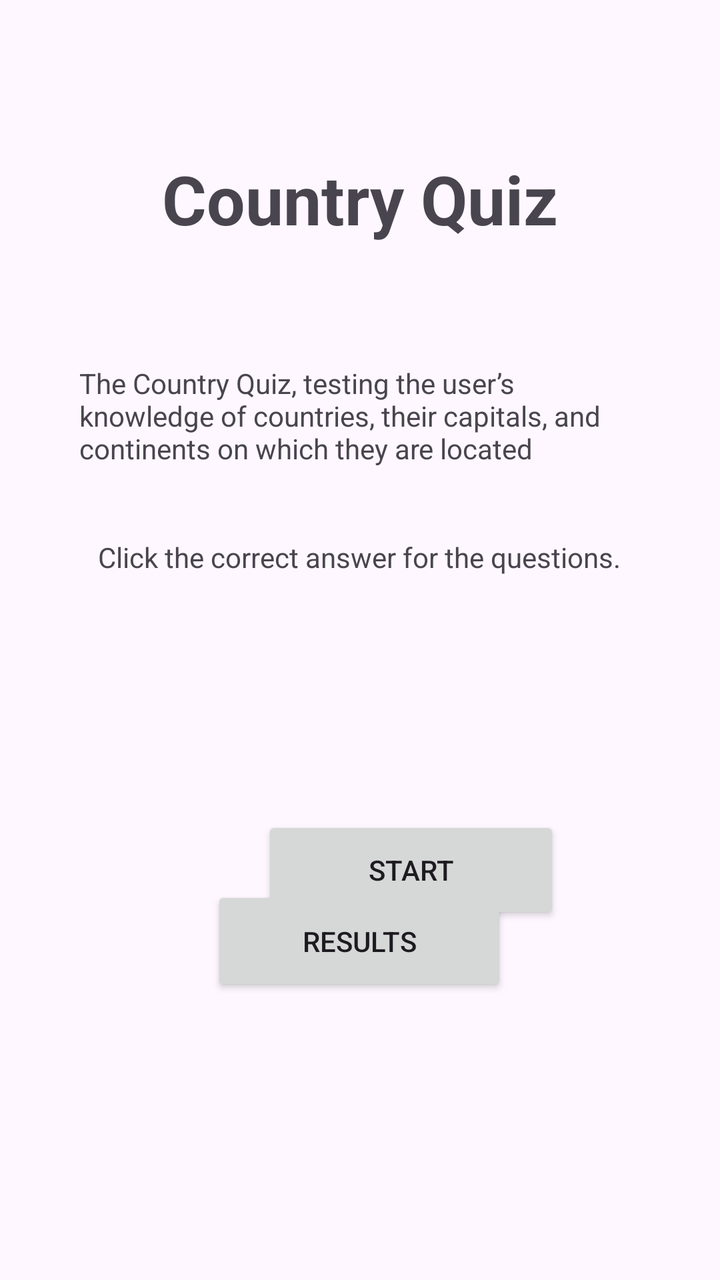
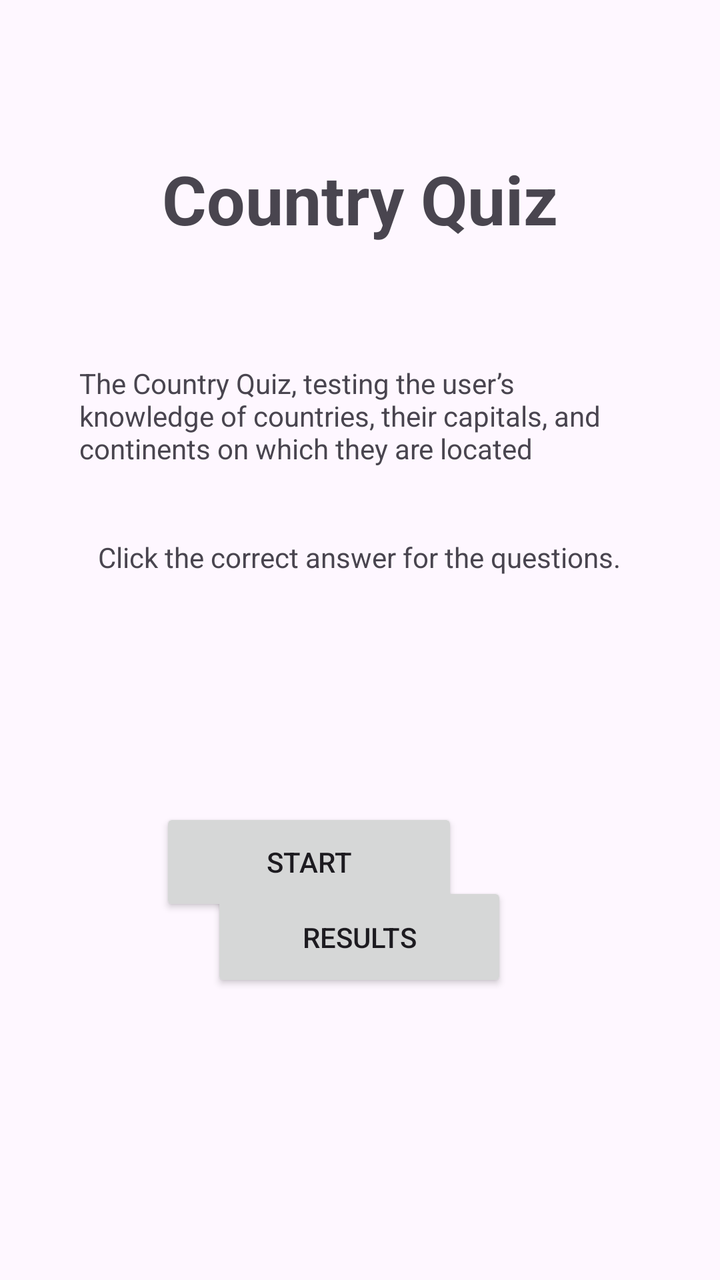

An Android layout rendered at two revisions. The XML below is the earlier revision; the diff shows what the commit changed to produce the second picture.
<!-- AndroidManifest.xml: application theme Theme.CountryQuiz -->
<!-- res/layout/activity_main.xml -->
<?xml version="1.0" encoding="utf-8"?>
<androidx.constraintlayout.widget.ConstraintLayout xmlns:android="http://schemas.android.com/apk/res/android"
    xmlns:app="http://schemas.android.com/apk/res-auto"
    xmlns:tools="http://schemas.android.com/tools"
    android:id="@+id/main"
    android:layout_width="match_parent"
    android:layout_height="match_parent"
    tools:context=".MainActivity">

    <TextView
        android:id="@+id/textView3"
        android:layout_width="wrap_content"
        android:layout_height="wrap_content"
        android:layout_marginStart="8dp"
        android:layout_marginEnd="8dp"
        android:text="Country Quiz"
        android:textSize="34sp"
        android:textStyle="bold"
        app:layout_constraintBottom_toBottomOf="parent"
        app:layout_constraintEnd_toEndOf="parent"
        app:layout_constraintStart_toStartOf="parent"
        app:layout_constraintTop_toTopOf="parent"
        app:layout_constraintVertical_bias="0.129" />

    <TextView
        android:id="@+id/textView"
        android:layout_width="280dp"
        android:layout_height="58dp"
        android:layout_marginTop="60dp"
        android:layout_marginBottom="30dp"
        android:text="The Country Quiz, testing the user’s knowledge of countries, their capitals, and continents on which they are located"
        android:textAlignment="center"
        app:layout_constraintBottom_toTopOf="@+id/textView2"
        app:layout_constraintEnd_toEndOf="parent"
        app:layout_constraintHorizontal_bias="0.496"
        app:layout_constraintStart_toStartOf="parent"
        app:layout_constraintTop_toBottomOf="@+id/textView3" />

    <Button
        android:id="@+id/button"
        android:layout_width="149dp"
        android:layout_height="54dp"
        android:layout_marginStart="131dp"
        android:layout_marginTop="120dp"
        android:layout_marginEnd="131dp"
        android:text="Start"
        app:layout_constraintEnd_toEndOf="parent"
        app:layout_constraintHorizontal_bias="0.0"
        app:layout_constraintStart_toStartOf="parent"
        app:layout_constraintTop_toBottomOf="@+id/textView2" />

    <Button
        android:id="@+id/button2"
        android:layout_width="148dp"
        android:layout_height="55dp"
        android:layout_marginStart="131dp"
        android:layout_marginTop="20dp"
        android:layout_marginEnd="132dp"
        android:layout_marginBottom="181dp"
        android:text="Results"
        app:layout_constraintBottom_toBottomOf="parent"
        app:layout_constraintEnd_toEndOf="parent"
        app:layout_constraintStart_toStartOf="parent"
        app:layout_constraintTop_toBottomOf="@+id/button" />

    <TextView
        android:id="@+id/textView2"
        android:layout_width="wrap_content"
        android:layout_height="wrap_content"
        android:layout_marginStart="73dp"
        android:layout_marginTop="29dp"
        android:layout_marginEnd="74dp"
        android:text="Click the correct answer for the questions."
        app:layout_constraintEnd_toEndOf="parent"
        app:layout_constraintStart_toStartOf="parent"
        app:layout_constraintTop_toBottomOf="@+id/textView" />

</androidx.constraintlayout.widget.ConstraintLayout>
<!-- resources referenced by this layout -->
<resources>
  <style name="Theme.CountryQuiz" parent="Base.Theme.CountryQuiz" />
  <style name="Base.Theme.CountryQuiz" parent="Theme.Material3.DayNight.NoActionBar">
          
          
      </style>
</resources>

<!-- the commit's change to res/layout/activity_main.xml (unified diff, before → after) -->
@@ -41,11 +41,11 @@
         android:layout_width="149dp"
         android:layout_height="54dp"
         android:layout_marginStart="131dp"
-        android:layout_marginTop="120dp"
+        android:layout_marginTop="116dp"
         android:layout_marginEnd="131dp"
         android:text="Start"
         app:layout_constraintEnd_toEndOf="parent"
-        app:layout_constraintHorizontal_bias="0.0"
+        app:layout_constraintHorizontal_bias="1.0"
         app:layout_constraintStart_toStartOf="parent"
         app:layout_constraintTop_toBottomOf="@+id/textView2" />
 
@@ -75,4 +75,27 @@
         app:layout_constraintStart_toStartOf="parent"
         app:layout_constraintTop_toBottomOf="@+id/textView" />
 
+    <ScrollView
+        android:id="@+id/scrollView1"
+        android:layout_width="wrap_content"
+        android:layout_height="0dp"
+        android:layout_alignParentLeft="true"
+        android:layout_marginTop="32dp"
+        app:layout_constraintBottom_toBottomOf="parent"
+        app:layout_constraintHorizontal_bias="0.817"
+        app:layout_constraintLeft_toLeftOf="parent"
+        app:layout_constraintRight_toRightOf="parent"
+        app:layout_constraintTop_toBottomOf="parent"
+        app:layout_constraintVertical_bias="1.0">
+
+        <TableLayout
+            android:id="@+id/table_main"
+            android:layout_width="wrap_content"
+            android:layout_height="wrap_content"
+            android:layout_centerHorizontal="true"
+            android:layout_marginLeft="10dp"></TableLayout>
+
+    </ScrollView>
+
+
 </androidx.constraintlayout.widget.ConstraintLayout>
